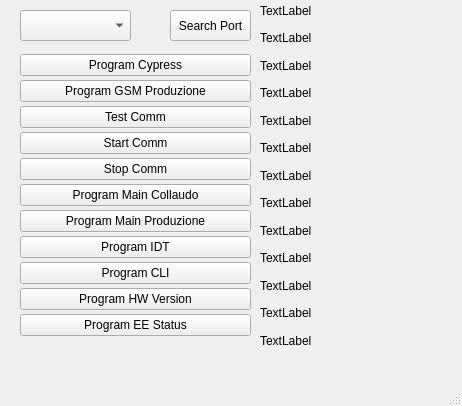
This is gui/MainWindow.ui in Alfa-Elettronica/SwCollaudoL24 as Qt 5 draws it before an edit. The edited form follows.
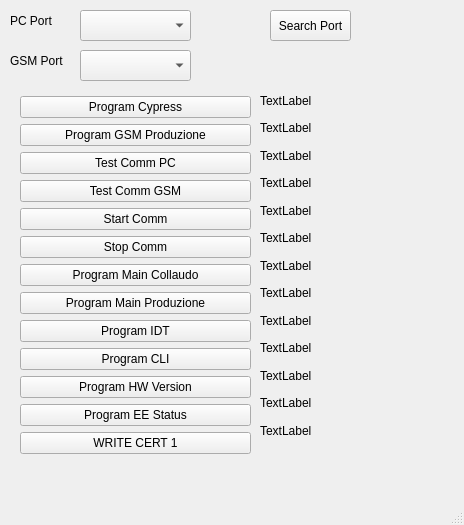
This is the edited form.

Commit message: basic cert load

```diff
--- a/gui/MainWindow.ui
+++ b/gui/MainWindow.ui
@@ -6,8 +6,8 @@
    <rect>
     <x>0</x>
     <y>0</y>
-    <width>462</width>
-    <height>406</height>
+    <width>464</width>
+    <height>525</height>
    </rect>
   </property>
   <property name="windowTitle">
@@ -17,7 +17,7 @@
    <widget class="QPushButton" name="btnSearchSerialPort">
     <property name="geometry">
      <rect>
-      <x>170</x>
+      <x>270</x>
       <y>10</y>
       <width>81</width>
       <height>31</height>
@@ -30,7 +30,7 @@
    <widget class="QComboBox" name="comboPort">
     <property name="geometry">
      <rect>
-      <x>20</x>
+      <x>80</x>
       <y>10</y>
       <width>111</width>
       <height>31</height>
@@ -41,7 +41,7 @@
     <property name="geometry">
      <rect>
       <x>260</x>
-      <y>0</y>
+      <y>90</y>
       <width>191</width>
       <height>351</height>
      </rect>
@@ -144,9 +144,9 @@
     <property name="geometry">
      <rect>
       <x>20</x>
-      <y>50</y>
+      <y>90</y>
       <width>231</width>
-      <height>301</height>
+      <height>381</height>
      </rect>
     </property>
     <layout class="QVBoxLayout" name="verticalLayout_2">
@@ -170,7 +170,14 @@
      <item>
       <widget class="QPushButton" name="btnTestComm">
        <property name="text">
-        <string>Test Comm</string>
+        <string>Test Comm PC</string>
+       </property>
+      </widget>
+     </item>
+     <item>
+      <widget class="QPushButton" name="btnTestCommGSM">
+       <property name="text">
+        <string>Test Comm GSM</string>
        </property>
       </widget>
      </item>
@@ -230,8 +237,51 @@
        </property>
       </widget>
      </item>
+     <item>
+      <widget class="QPushButton" name="btn_wr_cert1">
+       <property name="text">
+        <string>WRITE CERT 1</string>
+       </property>
+      </widget>
+     </item>
     </layout>
    </widget>
+   <widget class="QComboBox" name="comboPortGSM">
+    <property name="geometry">
+     <rect>
+      <x>80</x>
+      <y>50</y>
+      <width>111</width>
+      <height>31</height>
+     </rect>
+    </property>
+   </widget>
+   <widget class="QLabel" name="lbl_PC_port">
+    <property name="geometry">
+     <rect>
+      <x>10</x>
+      <y>10</y>
+      <width>61</width>
+      <height>21</height>
+     </rect>
+    </property>
+    <property name="text">
+     <string>PC Port</string>
+    </property>
+   </widget>
+   <widget class="QLabel" name="lbl_GSM_port">
+    <property name="geometry">
+     <rect>
+      <x>10</x>
+      <y>50</y>
+      <width>61</width>
+      <height>21</height>
+     </rect>
+    </property>
+    <property name="text">
+     <string>GSM Port</string>
+    </property>
+   </widget>
   </widget>
   <widget class="QMenuBar" name="menubar">
    <property name="geometry">
```
Left out of the diff: 2 changed lines with no effect on the pictures. The commit also changes 2 other files.
